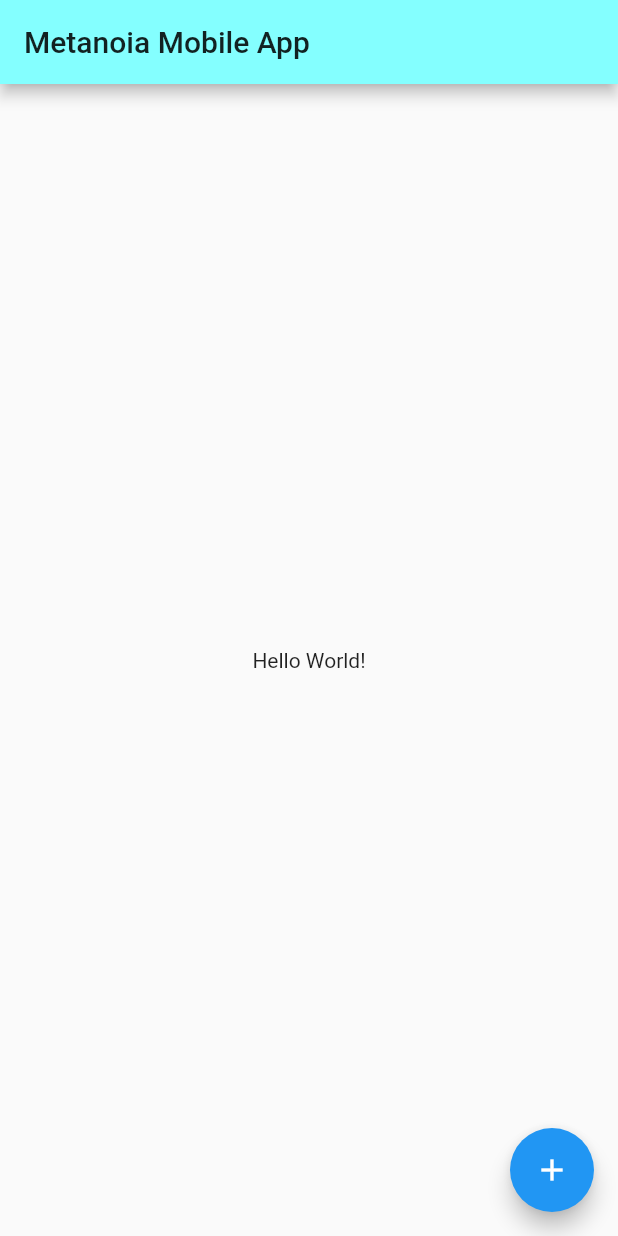
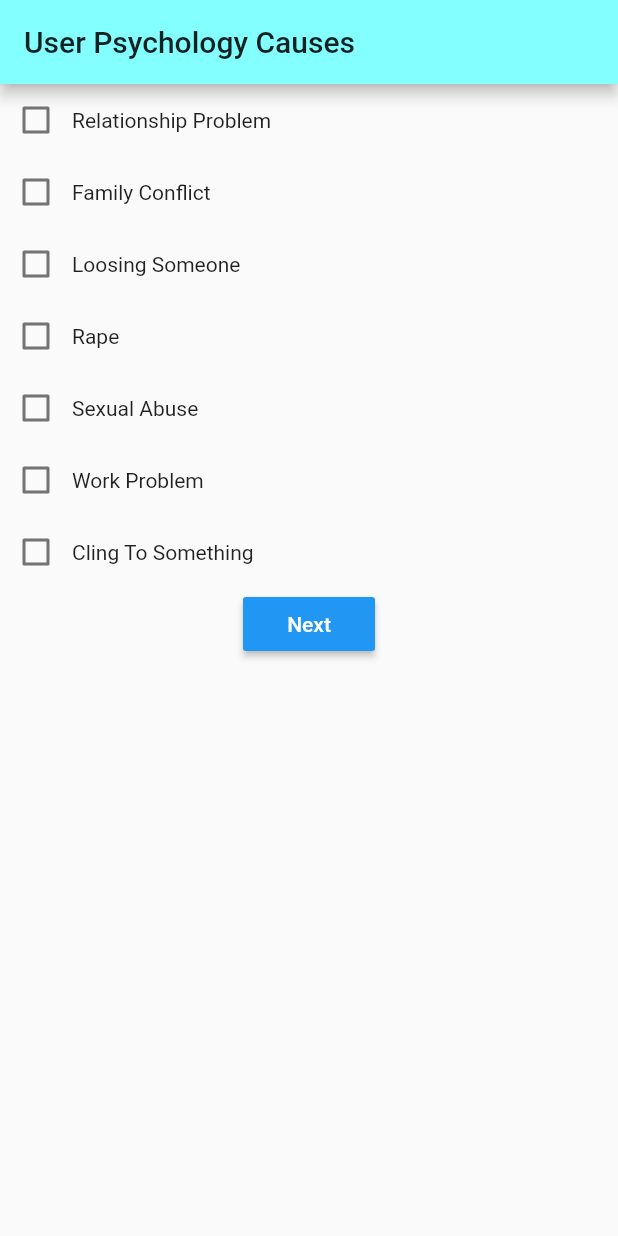
Before and after one commit to InitK-Team-Alpha/Team-6, a Flutter app: the screen it shows after launch, on a phone screen of 412 x 824 dp. Run offline on Flutter 3.47's test engine with Material 2 defaults, Android fonts, the phone set to English and light mode, and no system bars; our stand-ins replace chips_choice, hexcolor.

Commit message:
initial commit

```diff
--- a/lib/main.dart
+++ b/lib/main.dart
@@ -1,49 +1,171 @@
 import 'package:flutter/material.dart';
 import 'package:hexcolor/hexcolor.dart';
+//import 'dart:io';
+// ignore: unused_import
+import 'package:chips_choice/chips_choice.dart';
 
-void main() {
-  runApp(MyApp());
+// ignore: unused_import
+import 'effects.dart';
+
+var data = [];
+
+void main() => runApp(MaterialApp(
+      home: UserPsychologyCauses(),
+    ));
+
+class UserPsychologyCauses extends StatefulWidget {
+  @override
+  _UserPsychologyCausesState createState() => _UserPsychologyCausesState();
 }
 
-class MyApp extends StatelessWidget {
+class _UserPsychologyCausesState extends State<UserPsychologyCauses> {
+  bool relationVal = false;
+  bool familyVal = false;
+  bool loosingVal = false;
+  bool rapeVal = false;
+  bool sexualVal = false;
+  bool workVal = false;
+  bool clingVal = false;
+
   @override
   Widget build(BuildContext context) {
     return MaterialApp(
       title: 'Flutter Demo',
       theme: ThemeData(
-        brightness: Brightness.light,
-        primaryColor: Hexcolor('#84FFFF'),
-        visualDensity: VisualDensity.adaptivePlatformDensity,
-      ),
-      home: MyHomePage(title: 'Metanoia Mobile App'),
+          brightness: Brightness.light,
+          primaryColor: Hexcolor('#84FFFF'),
+          visualDensity: VisualDensity.adaptivePlatformDensity),
+      home: Scaffold(
+          appBar: AppBar(
+            title: Text("User Psychology Causes"),
+            //centerTitle: true,
+          ),
+          body: Center(
+            child: Column(
+                mainAxisAlignment: MainAxisAlignment.start,
+                children: <Widget>[
+                  // [Monday] checkbox
+                  Row(
+                    mainAxisAlignment: MainAxisAlignment.start,
+                    children: <Widget>[
+                      Checkbox(
+                        value: relationVal,
+                        onChanged: (bool value) {
+                          setState(() {
+                            relationVal = value;
+                          });
+                        },
+                      ),
+                      Text("Relationship Problem"),
+                    ],
+                  ),
+                  // [Tuesday] checkbox
+                  Row(
+                    mainAxisAlignment: MainAxisAlignment.start,
+                    children: <Widget>[
+                      Checkbox(
+                        value: familyVal,
+                        onChanged: (bool value) {
+                          setState(() {
+                            familyVal = value;
+                          });
+                        },
+                      ),
+                      Text("Family Conflict"),
+                    ],
+                  ),
+                  // [Wednesday] checkbox
+                  Row(
+                    mainAxisAlignment: MainAxisAlignment.start,
+                    children: <Widget>[
+                      Checkbox(
+                        value: loosingVal,
+                        onChanged: (bool value) {
+                          setState(() {
+                            loosingVal = value;
+                          });
+                        },
+                      ),
+                      Text("Loosing Someone"),
+                    ],
+                  ),
+                  Row(
+                    mainAxisAlignment: MainAxisAlignment.start,
+                    children: <Widget>[
+                      Checkbox(
+                        value: rapeVal,
+                        onChanged: (bool value) {
+                          setState(() {
+                            rapeVal = value;
+                          });
+                        },
+                      ),
+                      Text("Rape"),
+                    ],
+                  ),
+                  Row(
+                    mainAxisAlignment: MainAxisAlignment.start,
+                    children: <Widget>[
+                      Checkbox(
+                        value: sexualVal,
+                        onChanged: (bool value) {
+                          setState(() {
+                            sexualVal = value;
+                          });
+                        },
+                      ),
+                      Text("Sexual Abuse"),
+                    ],
+                  ),
+                  Row(
+                    mainAxisAlignment: MainAxisAlignment.start,
+                    children: <Widget>[
+                      Checkbox(
+                        value: workVal,
+                        onChanged: (bool value) {
+                          setState(() {
+                            workVal = value;
+                          });
+                        },
+                      ),
+                      Text("Work Problem"),
+                    ],
+                  ),
+                  Row(
+                    mainAxisAlignment: MainAxisAlignment.start,
+                    children: <Widget>[
+                      Checkbox(
+                        value: clingVal,
+                        onChanged: (bool value) {
+                          setState(() {
+                            clingVal = value;
+                          });
+                        },
+                      ),
+                      Text("Cling To Something"),
+                    ],
+                  ),
+
+                  ButtonTheme(
+                      buttonColor: Colors.blue,
+                      child: RaisedButton(
+                          onPressed: () {
+                            Navigator.push(
+                              context,
+                              MaterialPageRoute(
+                                  builder: (context) => MetanoiaMobileApp()),
+                            );
+                          },
+                          child: Text('Next',
+                              style: TextStyle(
+                                color: Colors.white,
+                              ))))
+                ]),
+          )),
     );
   }
 }
 
-class MyHomePage extends StatefulWidget {
-  MyHomePage({Key key, this.title}) : super(key: key);
+// ignore: non_constant_identifier_names
 
-  final String title;
-
-  @override
-  _MyHomePageState createState() => _MyHomePageState();
-}
-
-class _MyHomePageState extends State<MyHomePage> {
-  @override
-  Widget build(BuildContext context) {
-    return Scaffold(
-      appBar: AppBar(
-        title: Text(widget.title),
-      ),
-      body: Center(
-        child: Text('Hello World!'),
-      ),
-      floatingActionButton: FloatingActionButton(
-        onPressed: () {},
-        tooltip: 'Increment',
-        child: Icon(Icons.add),
-      ),
-    );
-  }
-}
+// ignore: non_constant_identifier_names
--- a/pubspec.yaml
+++ b/pubspec.yaml
@@ -24,6 +24,9 @@ dependencies:
   flutter:
     sdk: flutter
   hexcolor: ^1.0.4
+  chips_choice: ^1.2.0
+
+
 
   # The following adds the Cupertino Icons font to your application.
   # Use with the CupertinoIcons class for iOS style icons.
@@ -38,6 +41,7 @@ dev_dependencies:
 
 # The following section is specific to Flutter.
 flutter:
+
 
   # The following line ensures that the Material Icons font is
   # included with your application, so that you can use the icons in
```
Also changed, not shown: lib/effects.dart (added, +229 -0 lines), pubspec.lock, 1 other file.
